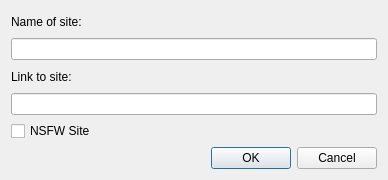
Qt form databaseInsertion.ui (PanickingLynx/LookupPy) before a commit.
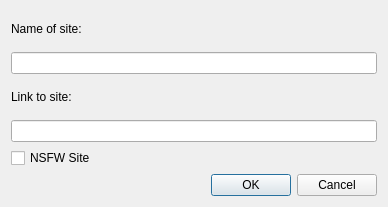
The same form after that commit.

```diff
--- a/databaseInsertion.ui
+++ b/databaseInsertion.ui
@@ -7,7 +7,7 @@
     <x>0</x>
     <y>0</y>
     <width>388</width>
-    <height>180</height>
+    <height>207</height>
    </rect>
   </property>
   <property name="windowTitle">
```
Left out of the diff: 18 changed lines with no effect on the pictures.
